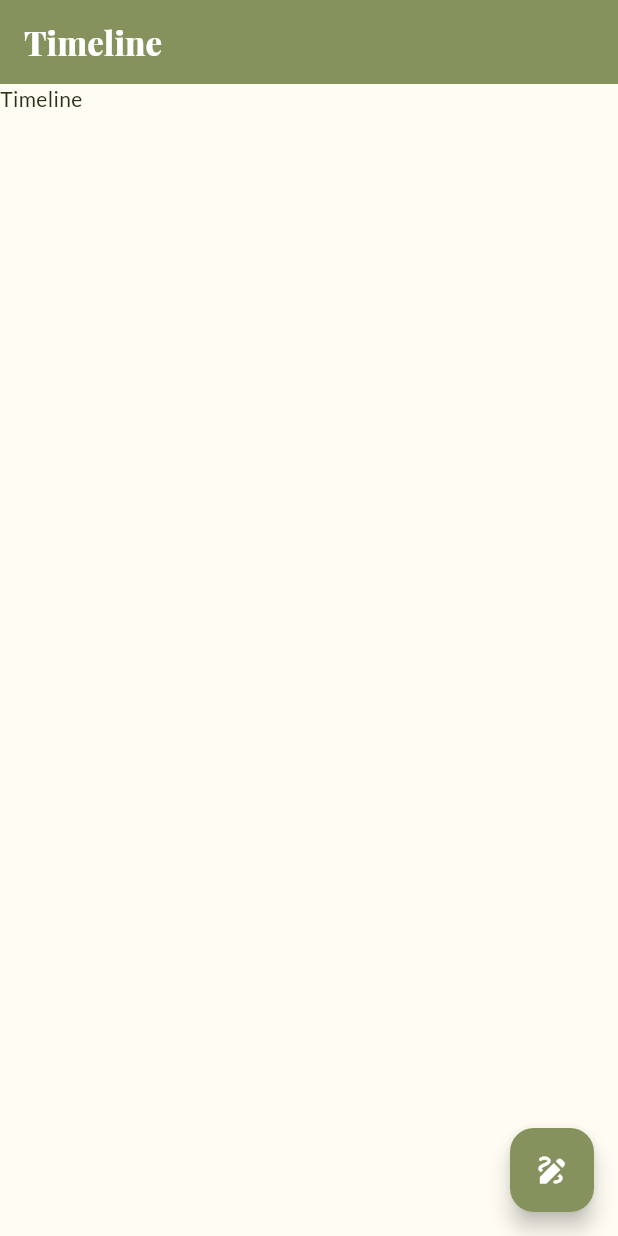
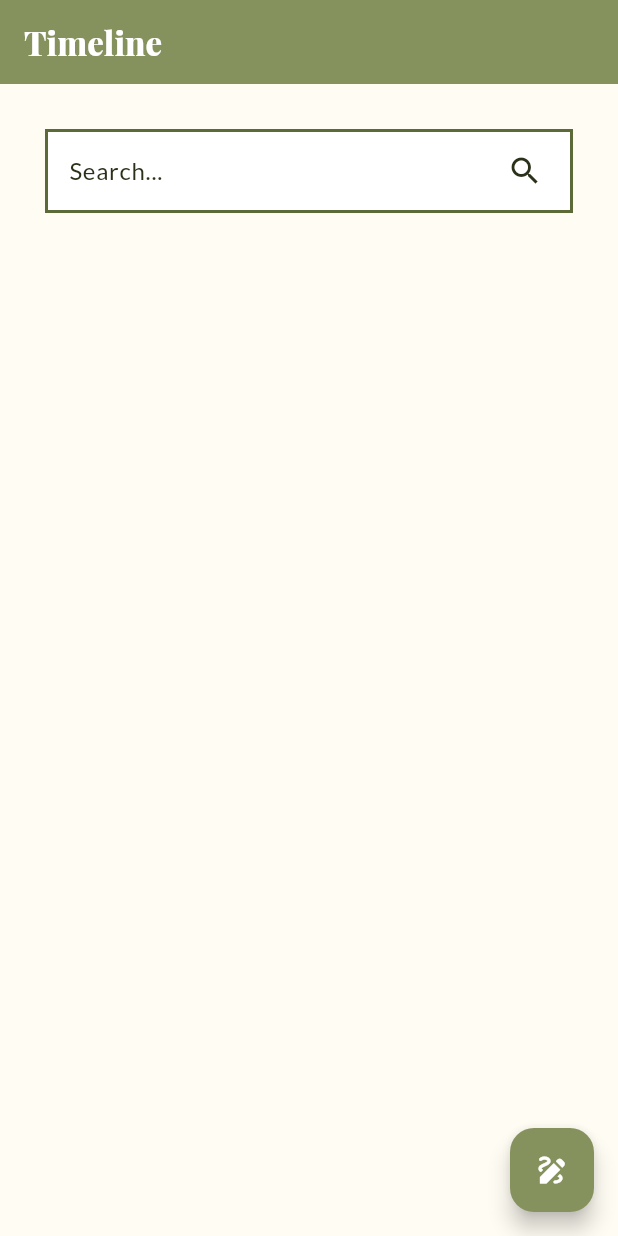
Before and after one commit to PBP-2024-F04/paku-mobile, a Flutter app: the screen it shows after launch, on a phone screen of 412 x 824 dp. Run offline on Flutter 3.47's test engine with Material 3 defaults, Android fonts, the light colour scheme and no system bars; our stand-ins replace google_fonts.

Commit message:
feat: simple search bar

```diff
--- a/lib/screens/timeline/timeline.dart
+++ b/lib/screens/timeline/timeline.dart
@@ -1,16 +1,46 @@
 import 'package:flutter/material.dart';
 import 'package:paku/colors.dart';
 
-class TimelinePage extends StatelessWidget {
+class TimelinePage extends StatefulWidget {
   const TimelinePage({super.key});
 
+  @override
+  State<TimelinePage> createState() => _TimelinePageState();
+}
+
+class _TimelinePageState extends State<TimelinePage> {
   @override
   Widget build(BuildContext context) {
     return Scaffold(
       appBar: AppBar(
         title: const Text("Timeline"),
       ),
-      body: const Text("Timeline"),
+      body: SingleChildScrollView(
+        padding: const EdgeInsets.all(30),
+        child: Column(
+          children: [
+            SearchBar(
+              hintText: 'Search...',
+              elevation: const WidgetStatePropertyAll(0),
+              shape: const WidgetStatePropertyAll(
+                RoundedRectangleBorder(
+                  borderRadius: BorderRadius.zero,
+                  side: BorderSide(
+                    color: TailwindColors.mossGreenDark,
+                    width: 2,
+                  ),
+                ),
+              ),
+              trailing: [
+                IconButton(
+                  onPressed: () {},
+                  icon: const Icon(Icons.search),
+                )
+              ],
+            ),
+          ],
+        ),
+      ),
       floatingActionButton: FloatingActionButton(
         backgroundColor: TailwindColors.sageDark,
         foregroundColor: Colors.white,
```
